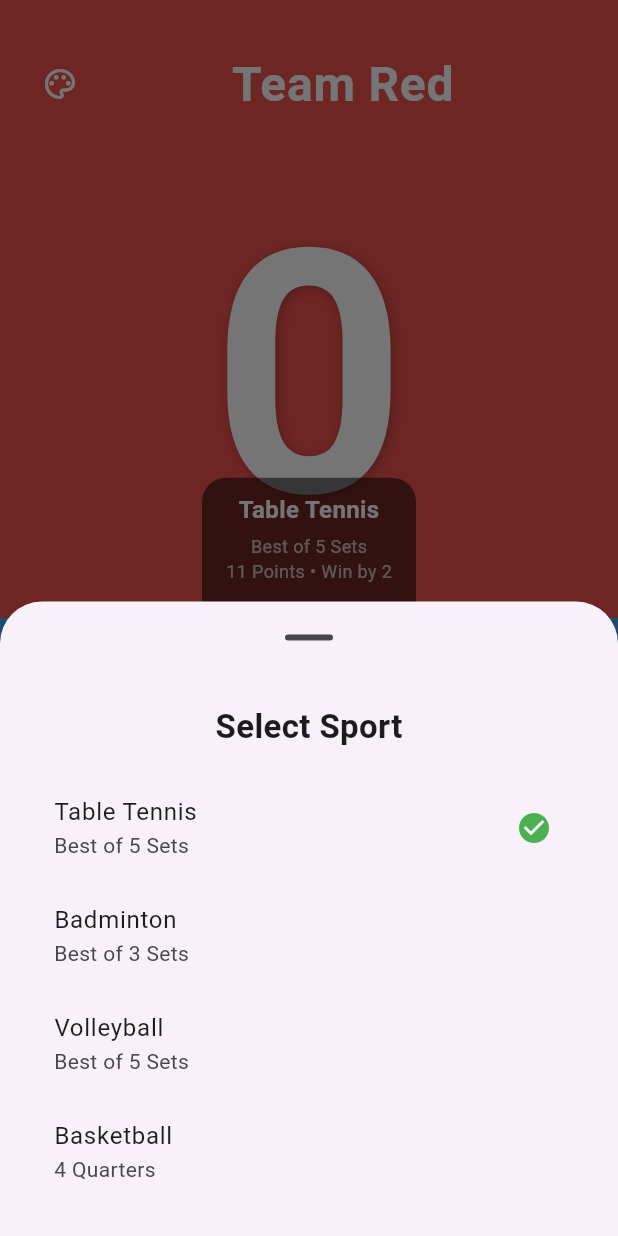
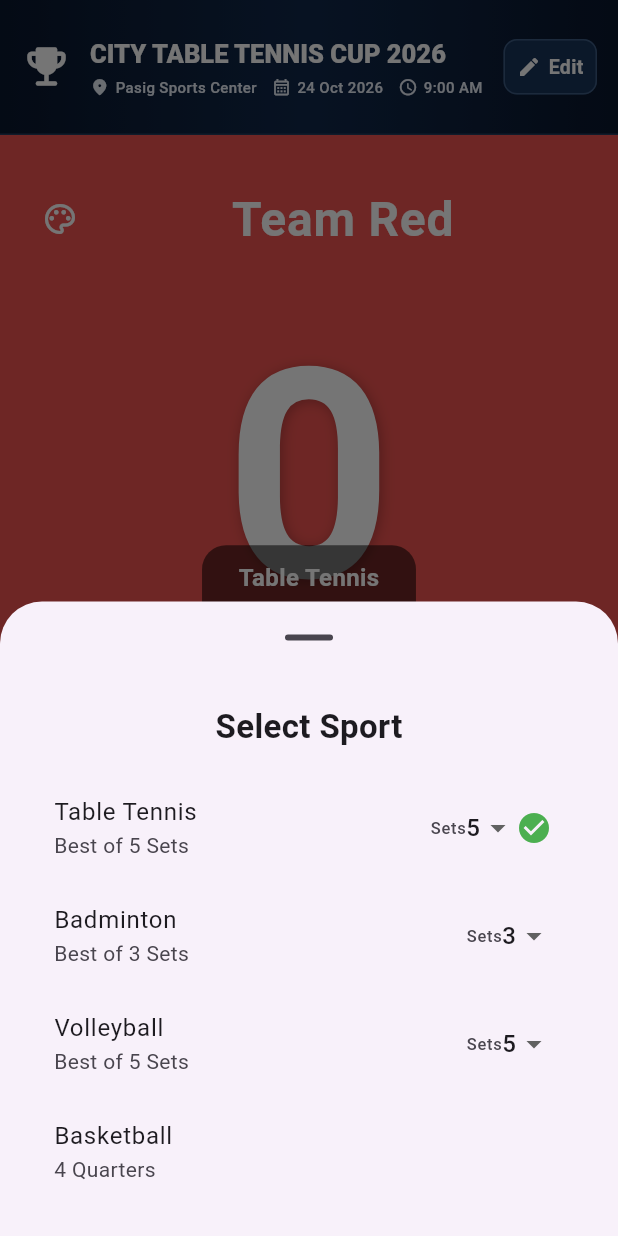
Before and after one commit to loubdelosreyesii/scoreboard, a Flutter app: the screen it shows after launch, after a tap on the "sports" icon, on a phone screen of 412 x 824 dp. Run offline on Flutter 3.47's test engine with Material 3 defaults, Android fonts, the phone set to English and light mode, and no system bars; our stand-ins replace flutter_colorpicker, shared_preferences; missing offline and left inert: universal_html.

Commit message:
feature: add a Title Header

```diff
--- a/lib/models/sport_template.dart
+++ b/lib/models/sport_template.dart
@@ -15,10 +15,21 @@ class SportTemplate {
     required this.segmentType,
   });
 
+  SportTemplate copyWith({int? segmentCount}) {
+    return SportTemplate(
+      name: name,
+      pointsToWin: pointsToWin,
+      winBy: winBy,
+      segmentCount: segmentCount ?? this.segmentCount,
+      segmentType: segmentType,
+    );
+  }
+
   String get segmentLabel {
     switch (segmentType) {
       case MatchSegmentType.sets:
-        return 'Best of $segmentCount Sets';
+        final setLabel = segmentCount == 1 ? 'Set' : 'Sets';
+        return 'Best of $segmentCount $setLabel';
 
       case MatchSegmentType.quarters:
         return '$segmentCount Quarters';
--- a/lib/widgets/match_timer.dart
+++ b/lib/widgets/match_timer.dart
@@ -23,6 +23,8 @@ class MatchTimerState extends State<MatchTimer> {
 
   bool _isCountdown = false;
   int _countdownMinutes = 10;
+
+  bool get isRunning => _isRunning;
 
   @override
   void initState() {
--- a/lib/widgets/sport_selection_sheet.dart
+++ b/lib/widgets/sport_selection_sheet.dart
@@ -1,18 +1,54 @@
 import 'package:flutter/material.dart';
 
+import '../enums/match_segment_type.dart';
 import '../models/sport_template.dart';
 
-class SportSelectionSheet extends StatelessWidget {
+class SportSelectionSheet extends StatefulWidget {
   final List<SportTemplate> sportTemplates;
   final SportTemplate selectedSport;
   final ValueChanged<SportTemplate> onSportSelected;
+  final Future<bool> Function(SportTemplate sport, int segmentCount)
+  onSegmentCountChanged;
 
   const SportSelectionSheet({
     super.key,
     required this.sportTemplates,
     required this.selectedSport,
     required this.onSportSelected,
+    required this.onSegmentCountChanged,
   });
+
+  @override
+  State<SportSelectionSheet> createState() => _SportSelectionSheetState();
+}
+
+class _SportSelectionSheetState extends State<SportSelectionSheet> {
+  static const List<int> _availableSetCounts = [1, 3, 5, 7];
+
+  late final List<SportTemplate> _sportTemplates;
+
+  @override
+  void initState() {
+    super.initState();
+    _sportTemplates = List.of(widget.sportTemplates);
+  }
+
+  Future<void> _changeSegmentCount(
+    SportTemplate sport,
+    int segmentCount,
+  ) async {
+    if (sport.segmentCount == segmentCount) return;
+
+    final didUpdate = await widget.onSegmentCountChanged(sport, segmentCount);
+    if (!didUpdate || !mounted) return;
+
+    final index = _sportTemplates.indexWhere(
+      (template) => template.name == sport.name,
+    );
+    setState(() {
+      _sportTemplates[index] = sport.copyWith(segmentCount: segmentCount);
+    });
+  }
 
   @override
   Widget build(BuildContext context) {
@@ -27,15 +63,44 @@ class SportSelectionSheet extends StatelessWidget {
               style: TextStyle(fontSize: 22, fontWeight: FontWeight.bold),
             ),
             const SizedBox(height: 16),
-            ...sportTemplates.map(
+            ..._sportTemplates.map(
               (sport) => ListTile(
                 title: Text(sport.name),
                 subtitle: Text(sport.segmentLabel),
-                trailing: selectedSport == sport
-                    ? const Icon(Icons.check_circle, color: Colors.green)
-                    : null,
+                trailing: Row(
+                  mainAxisSize: MainAxisSize.min,
+                  children: [
+                    if (sport.segmentType == MatchSegmentType.sets) ...[
+                      const Tooltip(
+                        message: 'Number of sets',
+                        child: Text('Sets'),
+                      ),
+                      DropdownButton<int>(
+                        key: ValueKey('set-count-${sport.name}'),
+                        value: sport.segmentCount,
+                        isDense: true,
+                        underline: const SizedBox.shrink(),
+                        items: _availableSetCounts
+                            .map(
+                              (count) => DropdownMenuItem(
+                                value: count,
+                                child: Text('$count'),
+                              ),
+                            )
+                            .toList(),
+                        onChanged: (count) {
+                          if (count != null) {
+                            _changeSegmentCount(sport, count);
+                          }
+                        },
+                      ),
+                    ],
+                    if (widget.selectedSport.name == sport.name)
+                      const Icon(Icons.check_circle, color: Colors.green),
+                  ],
+                ),
                 onTap: () {
-                  onSportSelected(sport);
+                  widget.onSportSelected(sport);
                   Navigator.pop(context);
                 },
               ),
--- /dev/null
+++ b/lib/widgets/title_header.dart
@@ -0,0 +1,385 @@
+import 'package:flutter/material.dart';
+
+const List<String> _months = [
+  'Jan',
+  'Feb',
+  'Mar',
+  'Apr',
+  'May',
+  'Jun',
+  'Jul',
+  'Aug',
+  'Sep',
+  'Oct',
+  'Nov',
+  'Dec',
+];
+
+String _formatDate(DateTime date) {
+  return '${date.day.toString().padLeft(2, '0')} '
+      '${_months[date.month - 1]} ${date.year}';
+}
+
+String _formatTime(TimeOfDay time) {
+  final hour = time.hourOfPeriod == 0 ? 12 : time.hourOfPeriod;
+  final period = time.period == DayPeriod.am ? 'AM' : 'PM';
+  return '$hour:${time.minute.toString().padLeft(2, '0')} $period';
+}
+
+class TitleHeader extends StatefulWidget {
+  const TitleHeader({super.key});
+
+  @override
+  State<TitleHeader> createState() => _TitleHeaderState();
+}
+
+class _TitleHeaderState extends State<TitleHeader> {
+  String _title = 'CITY TABLE TENNIS CUP 2026';
+  String _venue = 'Pasig Sports Center';
+  DateTime _date = DateTime(2026, 10, 24);
+  TimeOfDay _time = const TimeOfDay(hour: 9, minute: 0);
+
+  Future<void> _editDetails() async {
+    final details = await showDialog<_TitleHeaderDetails>(
+      context: context,
+      builder: (context) => _TitleHeaderEditDialog(
+        title: _title,
+        venue: _venue,
+        date: _date,
+        time: _time,
+      ),
+    );
+
+    if (details == null || !mounted) return;
+    setState(() {
+      _title = details.title;
+      _venue = details.venue;
+      _date = details.date;
+      _time = details.time;
+    });
+  }
+
+  Widget _metadataItem(IconData icon, String text, {required bool compact}) {
+    return Row(
+      mainAxisSize: MainAxisSize.min,
+      children: [
+        Icon(icon, size: compact ? 13 : 17, color: const Color(0xFFE7EDF7)),
+        SizedBox(width: compact ? 4 : 7),
+        Text(
+          text,
+          style: TextStyle(
+            color: const Color(0xFFE7EDF7),
+            fontSize: compact ? 10 : 15,
+            fontWeight: FontWeight.w500,
+          ),
+        ),
+      ],
+    );
+  }
+
+  Widget _buildMetadata({required bool compact}) {
+    if (compact) {
+      return Wrap(
+        spacing: 10,
+        runSpacing: 2,
+        children: [
+          _metadataItem(Icons.location_on_rounded, _venue, compact: true),
+          _metadataItem(
+            Icons.calendar_month_outlined,
+            _formatDate(_date),
+            compact: true,
+          ),
+          _metadataItem(
+            Icons.access_time_rounded,
+            _formatTime(_time),
+            compact: true,
+          ),
+        ],
+      );
+    }
+
+    return Row(
+      children: [
+        _metadataItem(Icons.location_on_rounded, _venue, compact: false),
+        const SizedBox(width: 16),
+        Container(width: 1, height: 19, color: const Color(0xFF486182)),
+        const SizedBox(width: 16),
+        _metadataItem(
+          Icons.calendar_month_outlined,
+          _formatDate(_date),
+          compact: false,
+        ),
+        const SizedBox(width: 12),
+        const Text(
+          '•',
+          style: TextStyle(color: Color(0xFFE7EDF7), fontSize: 15),
+        ),
+        const SizedBox(width: 12),
+        _metadataItem(
+          Icons.access_time_rounded,
+          _formatTime(_time),
+          compact: false,
+        ),
+      ],
+    );
+  }
+
+  Widget _buildEditButton({required bool compact}) {
+    return Tooltip(
+      message: 'Edit match details',
+      child: Material(
+        color: const Color(0xFF19345A),
+        shape: RoundedRectangleBorder(
+          borderRadius: BorderRadius.circular(9),
+          side: const BorderSide(color: Color(0xFF3D5C83), width: 1),
+        ),
+        child: InkWell(
+          onTap: _editDetails,
+          borderRadius: BorderRadius.circular(9),
+          child: Padding(
+            padding: EdgeInsets.symmetric(
+              horizontal: compact ? 9 : 16,
+              vertical: compact ? 9 : 13,
+            ),
+            child: Row(
+              mainAxisSize: MainAxisSize.min,
+              children: [
+                Icon(
+                  Icons.edit_rounded,
+                  size: compact ? 16 : 19,
+                  color: Colors.white,
+                ),
+                SizedBox(width: compact ? 5 : 8),
+                Text(
+                  'Edit',
+                  style: TextStyle(
+                    color: Colors.white,
+                    fontSize: compact ? 13 : 16,
+                    fontWeight: FontWeight.w600,
+                  ),
+                ),
+              ],
+            ),
+          ),
+        ),
+      ),
+    );
+  }
+
+  @override
+  Widget build(BuildContext context) {
+    return LayoutBuilder(
+      builder: (context, constraints) {
+        final compact = constraints.maxWidth < 850;
+
+        return Container(
+          height: compact ? 90 : 86,
+          padding: EdgeInsets.only(
+            left: compact ? 14 : 36,
+            right: compact ? 14 : 8,
+          ),
+          decoration: const BoxDecoration(
+            gradient: LinearGradient(
+              begin: Alignment.centerLeft,
+              end: Alignment.centerRight,
+              colors: [Color(0xFF09172D), Color(0xFF10284B), Color(0xFF09172D)],
+            ),
+            border: Border(
+              bottom: BorderSide(color: Color(0xFF243B5C), width: 1),
+            ),
+          ),
+          child: Row(
+            children: [
+              Icon(
+                Icons.emoji_events_rounded,
+                size: compact ? 34 : 56,
+                color: Colors.white,
+              ),
+              SizedBox(width: compact ? 12 : 30),
+              Expanded(
+                child: Column(
+                  mainAxisAlignment: MainAxisAlignment.center,
+                  crossAxisAlignment: CrossAxisAlignment.start,
+                  children: [
+                    Text(
+                      _title,
+                      maxLines: 1,
+                      overflow: TextOverflow.ellipsis,
+                      style: TextStyle(
+                        color: Colors.white,
+                        fontSize: compact ? 17 : 30,
+                        fontWeight: FontWeight.w800,
+                        letterSpacing: compact ? 0 : 0.3,
+                      ),
+                    ),
+                    SizedBox(height: compact ? 3 : 5),
+                    _buildMetadata(compact: compact),
+                  ],
+                ),
+              ),
+              SizedBox(width: compact ? 8 : 20),
+              _buildEditButton(compact: compact),
+            ],
+          ),
+        );
+      },
+    );
+  }
+}
+
+class _TitleHeaderDetails {
+  final String title;
+  final String venue;
+  final DateTime date;
+  final TimeOfDay time;
+
+  const _TitleHeaderDetails({
+    required this.title,
+    required this.venue,
+    required this.date,
+    required this.time,
+  });
+}
+
+class _TitleHeaderEditDialog extends StatefulWidget {
+  final String title;
+  final String venue;
+  final DateTime date;
+  final TimeOfDay time;
+
+  const _TitleHeaderEditDialog({
+    required this.title,
+    required this.venue,
+    required this.date,
+    required this.time,
+  });
+
+  @override
+  State<_TitleHeaderEditDialog> createState() => _TitleHeaderEditDialogState();
+}
+
+class _TitleHeaderEditDialogState extends State<_TitleHeaderEditDialog> {
+  late final TextEditingController _titleController;
+  late final TextEditingController _venueController;
+  late DateTime _date;
+  late TimeOfDay _time;
+  String? _validationMessage;
+
+  @override
+  void initState() {
+    super.initState();
+    _titleController = TextEditingController(text: widget.title);
+    _venueController = TextEditingController(text: widget.venue);
+    _date = widget.date;
+    _time = widget.time;
+  }
+
+  @override
+  void dispose() {
+    _titleController.dispose();
+    _venueController.dispose();
+    super.dispose();
+  }
+
+  @override
+  Widget build(BuildContext context) {
+    return AlertDialog(
+      title: const Text('Edit Match Details'),
+      content: SingleChildScrollView(
+        child: Column(
+          mainAxisSize: MainAxisSize.min,
+          children: [
+            TextField(
+              controller: _titleController,
+              decoration: const InputDecoration(
+                labelText: 'Event title',
+                border: OutlineInputBorder(),
+              ),
+            ),
+            const SizedBox(height: 12),
+            TextField(
+              controller: _venueController,
+              decoration: const InputDecoration(
+                labelText: 'Venue',
+                border: OutlineInputBorder(),
+              ),
+            ),
+            const SizedBox(height: 16),
+            Row(
+              children: [
+                Expanded(
+                  child: OutlinedButton.icon(
+                    onPressed: () async {
+                      final selectedDate = await showDatePicker(
+                        context: context,
+                        initialDate: _date,
+                        firstDate: DateTime(2000),
+                        lastDate: DateTime(2100),
+                      );
+                      if (selectedDate != null) {
+                        setState(() => _date = selectedDate);
+                      }
+                    },
+                    icon: const Icon(Icons.calendar_month_outlined),
+                    label: Text(_formatDate(_date)),
+                  ),
+                ),
+                const SizedBox(width: 8),
+                Expanded(
+                  child: OutlinedButton.icon(
+                    onPressed: () async {
+                      final selectedTime = await showTimePicker(
+                        context: context,
+                        initialTime: _time,
+                      );
+                      if (selectedTime != null) {
+                        setState(() => _time = selectedTime);
+                      }
+                    },
+                    icon: const Icon(Icons.schedule_rounded),
+                    label: Text(_formatTime(_time)),
+                  ),
+                ),
+              ],
+            ),
+            if (_validationMessage != null) ...[
+              const SizedBox(height: 12),
+              Text(
+                _validationMessage!,
+                style: TextStyle(color: Theme.of(context).colorScheme.error),
+              ),
+            ],
+          ],
+        ),
+      ),
+      actions: [
+        TextButton(
+          onPressed: () => Navigator.pop(context),
+          child: const Text('Cancel'),
+        ),
+        ElevatedButton(
+          onPressed: () {
+            if (_titleController.text.trim().isEmpty ||
+                _venueController.text.trim().isEmpty) {
+              setState(
+                () =>
+                    _validationMessage = 'Enter both an event title and venue.',
+              );
+              return;
+            }
+            Navigator.pop(
+              context,
+              _TitleHeaderDetails(
+                title: _titleController.text.trim(),
+                venue: _venueController.text.trim(),
+                date: _date,
+                time: _time,
+              ),
+            );
+          },
+          child: const Text('Save'),
+        ),
+      ],
+    );
+  }
+}
```
Also changed, not shown: lib/responsive_counter_page.dart (+90 -14 lines), lib/widgets/center_console.dart (+13 -9 lines), .hostinger/site.json (added), 4 other files.
